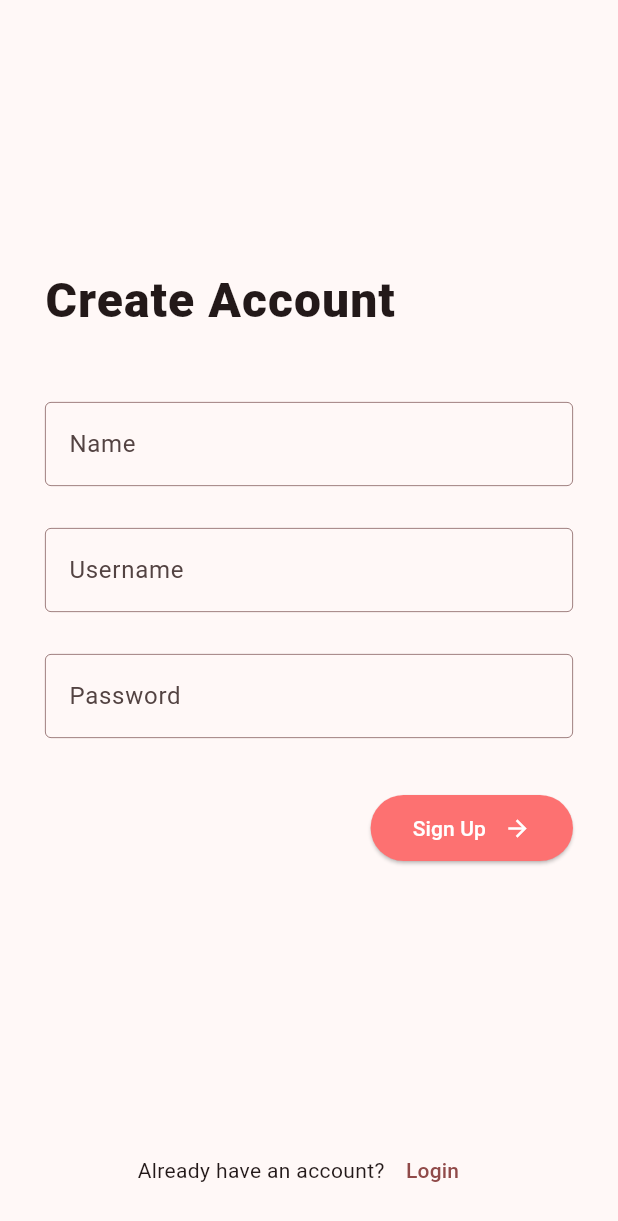
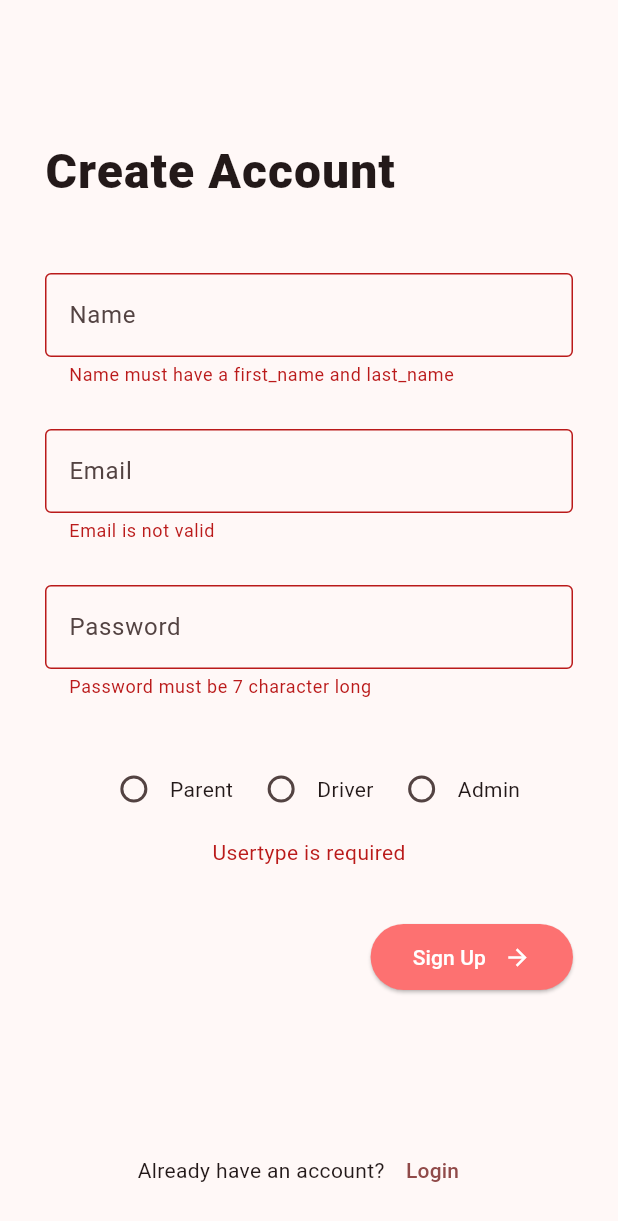
Before and after one commit to RishikeshPVijay/School-Bus-Tracking, a Flutter app: the SignUpView screen opened by its route, after a tap on "Sign Up", on a phone screen of 412 x 824 dp. Shown: the top 1221 px of the screen. Run offline on Flutter 3.47's test engine with Material 2 defaults, Android fonts, the phone set to English and light mode, and no system bars; our stand-ins replace cloud_firestore, firebase_auth, firebase_core, get_it, injectable, stacked and 1 more; accounts and stored records are empty.

Commit message:
feat: signup

```diff
--- /dev/null
+++ b/lib/enums/user_type.dart
@@ -0,0 +1,7 @@
+enum UserType { parent, driver, admin }
+
+extension ParseToString on UserType {
+  String toShortString() {
+    return toString().split('.').last;
+  }
+}
--- /dev/null
+++ b/lib/extensions/string_extensions.dart
@@ -0,0 +1,5 @@
+extension StringExtension on String {
+  String capitalize() {
+    return "${this[0].toUpperCase()}${substring(1).toLowerCase()}";
+  }
+}
--- /dev/null
+++ b/lib/utils/is_email_valid.dart
@@ -0,0 +1,6 @@
+final RegExp emailRegex = RegExp(
+    r"^[a-zA-Z0-9.a-zA-Z0-9.!#$%&'*+-/=?^_`{|}~]+@[a-zA-Z0-9]+\.[a-zA-Z]+");
+
+bool isValidEmail(String email) {
+  return emailRegex.hasMatch(email);
+}
--- a/lib/views/login/login_view.dart
+++ b/lib/views/login/login_view.dart
@@ -38,7 +38,7 @@ class LoginView extends StatelessWidget {
                           hintText: 'Email',
                         ),
                         validator: (value) {
-                          if (value!.isEmpty || !model.isValidEmail(value)) {
+                          if (value!.isEmpty || !model.isValidEmailFn(value)) {
                             return 'Email is not valid';
                           }
                           return null;
--- a/lib/views/login/login_view_model.dart
+++ b/lib/views/login/login_view_model.dart
@@ -3,11 +3,9 @@ import 'package:smart_school_bus/app/app.router.dart';
 import 'package:smart_school_bus/app/locator.dart';
 import 'package:smart_school_bus/enums/snackbar_type.dart';
 import 'package:smart_school_bus/services/authentication_service.dart';
+import 'package:smart_school_bus/utils/is_email_valid.dart';
 import 'package:stacked/stacked.dart';
 import 'package:stacked_services/stacked_services.dart';
-
-final RegExp emailRegex = RegExp(
-    r"^[a-zA-Z0-9.a-zA-Z0-9.!#$%&'*+-/=?^_`{|}~]+@[a-zA-Z0-9]+\.[a-zA-Z]+");
 
 class LoginViewModel extends BaseViewModel {
   final NavigationService _navigationService = getIt<NavigationService>();
@@ -19,9 +17,7 @@ class LoginViewModel extends BaseViewModel {
 
   String email = '', password = '';
 
-  bool isValidEmail(String email) {
-    return emailRegex.hasMatch(email);
-  }
+  bool Function(String) isValidEmailFn = isValidEmail;
 
   Future<void> gotoSignUpView() async {
     await navigateAndReplace(Routes.signUpView);
@@ -39,7 +35,7 @@ class LoginViewModel extends BaseViewModel {
       _navigationService.clearStackAndShow(Routes.homeView);
     } catch (err) {
       _snackbarService.showCustomSnackBar(
-        message: err.toString(),
+        message: err.toString().split(']').last,
         variant: SnackbarType.error,
         duration: const Duration(seconds: 5),
       );
--- a/lib/views/sign_up/sign_up_view.dart
+++ b/lib/views/sign_up/sign_up_view.dart
@@ -1,4 +1,6 @@
 import 'package:flutter/material.dart';
+import 'package:smart_school_bus/enums/user_type.dart';
+import 'package:smart_school_bus/extensions/string_extensions.dart';
 import 'package:smart_school_bus/pages/smb_page.dart';
 import 'package:smart_school_bus/views/sign_up/sign_up_view_model.dart';
 import 'package:stacked/stacked.dart';
@@ -12,7 +14,9 @@ class SignUpView extends StatelessWidget {
       viewModelBuilder: () => SignUpViewModel(),
       builder: (context, model, ch) {
         return SMBPage(
-          body: Column(
+          body: Form(
+            key: model.signupFormKey,
+            child: Column(
               children: [
                 Expanded(
                   flex: 1,
@@ -32,24 +36,96 @@ class SignUpView extends StatelessWidget {
                         decoration: const InputDecoration(
                           hintText: 'Name',
                         ),
+                        onSaved: (value) {
+                          model.name = value!;
+                        },
+                        validator: (value) {
+                          if (value!.isEmpty || model.isNameValid(value)) {
+                            return 'Name must have a first_name and last_name';
+                          }
+                          return null;
+                        },
                       ),
                       const SizedBox(
                         height: 28.0,
                       ),
                       TextFormField(
-                      key: const ValueKey('username'),
+                        key: const ValueKey('email'),
+                        onSaved: (value) {
+                          model.email = value!;
+                        },
                         decoration: const InputDecoration(
-                        hintText: 'Username',
+                          hintText: 'Email',
                         ),
+                        validator: (value) {
+                          if (value!.isEmpty || !model.isValidEmailFn(value)) {
+                            return 'Email is not valid';
+                          }
+                          return null;
+                        },
                       ),
                       const SizedBox(
                         height: 28.0,
                       ),
                       TextFormField(
                         key: const ValueKey('password'),
+                        onSaved: (value) {
+                          model.password = value!;
+                        },
                         decoration: const InputDecoration(
                           hintText: 'Password',
                         ),
+                        validator: (value) {
+                          if (value!.isEmpty || value.length < 7) {
+                            return 'Password must be 7 character long';
+                          }
+                          return null;
+                        },
+                        obscureText: true,
+                      ),
+                      const SizedBox(
+                        height: 28.0,
+                      ),
+                      FormField(
+                        builder: (FormFieldState<bool> state) {
+                          return Column(
+                            children: [
+                              ButtonBar(
+                                alignment: MainAxisAlignment.center,
+                                children: UserType.values
+                                    .map(
+                                      (type) => Row(
+                                        children: [
+                                          Radio(
+                                            value: type,
+                                            groupValue: model.userType,
+                                            onChanged: model.setUserType,
+                                          ),
+                                          Text(type
+                                              .toShortString()
+                                              .capitalize()),
+                                        ],
+                                      ),
+                                    )
+                                    .toList(),
+                              ),
+                              if (state.hasError)
+                                Text(
+                                  state.errorText!,
+                                  style: TextStyle(
+                                    color: Theme.of(context).colorScheme.error,
+                                  ),
+                                )
+                            ],
+                          );
+                        },
+                        validator: (value) {
+                          if (value != true) {
+                            print(value);
+                            return 'Usertype is required';
+                          }
+                          return null;
+                        },
                       ),
                       const SizedBox(
                         height: 36.0,
@@ -57,7 +133,7 @@ class SignUpView extends StatelessWidget {
                       Container(
                         alignment: Alignment.centerRight,
                         child: ElevatedButton(
-                        onPressed: () {},
+                          onPressed: model.signup,
                           child: const Row(
                             mainAxisAlignment: MainAxisAlignment.end,
                             mainAxisSize: MainAxisSize.min,
@@ -89,6 +165,7 @@ class SignUpView extends StatelessWidget {
                 ),
               ],
             ),
+          ),
         );
       },
     );
--- a/lib/views/sign_up/sign_up_view_model.dart
+++ b/lib/views/sign_up/sign_up_view_model.dart
@@ -1,12 +1,59 @@
+import 'package:cloud_firestore/cloud_firestore.dart';
+import 'package:firebase_auth/firebase_auth.dart';
+import 'package:flutter/material.dart';
 import 'package:smart_school_bus/app/app.router.dart';
 import 'package:smart_school_bus/app/locator.dart';
+import 'package:smart_school_bus/enums/snackbar_type.dart';
+import 'package:smart_school_bus/enums/user_type.dart';
+import 'package:smart_school_bus/services/authentication_service.dart';
 import 'package:stacked/stacked.dart';
 import 'package:stacked_services/stacked_services.dart';
+import 'package:smart_school_bus/utils/is_email_valid.dart';
 
 class SignUpViewModel extends BaseViewModel {
   final NavigationService _navigationService = getIt<NavigationService>();
+  final AuthenticationService _authenticationService =
+      getIt<AuthenticationService>();
+  final SnackbarService _snackbarService = getIt<SnackbarService>();
+
+  final GlobalKey<FormState> signupFormKey = GlobalKey();
+  String name = '', email = '', password = '';
+  UserType? userType;
+
+  void setUserType(UserType? userType) {
+    this.userType = userType;
+    notifyListeners();
+  }
+
+  bool Function(String) isValidEmailFn = isValidEmail;
+
+  bool isNameValid(String name) => name.split(' ').length > 1;
 
   Future<void> gotoLoginView() async {
     await _navigationService.replaceWith(Routes.loginView);
   }
+
+  void signup() async {
+    try {
+      if (!signupFormKey.currentState!.validate()) return;
+      signupFormKey.currentState!.save();
+      final UserCredential authRes =
+          await _authenticationService.signup(email.trim(), password.trim());
+      await FirebaseFirestore.instance
+          .collection('users')
+          .doc(authRes.user!.uid)
+          .set({
+        'name': name,
+        'email': email,
+        'user_type': userType!.toShortString(),
+      });
+      _navigationService.clearStackAndShow(Routes.homeView);
+    } catch (err) {
+      _snackbarService.showCustomSnackBar(
+        message: err.toString().split(']').last,
+        variant: SnackbarType.error,
+        duration: const Duration(seconds: 5),
+      );
+    }
+  }
 }
```
Lines whose indentation alone changed are shown as unchanged.
